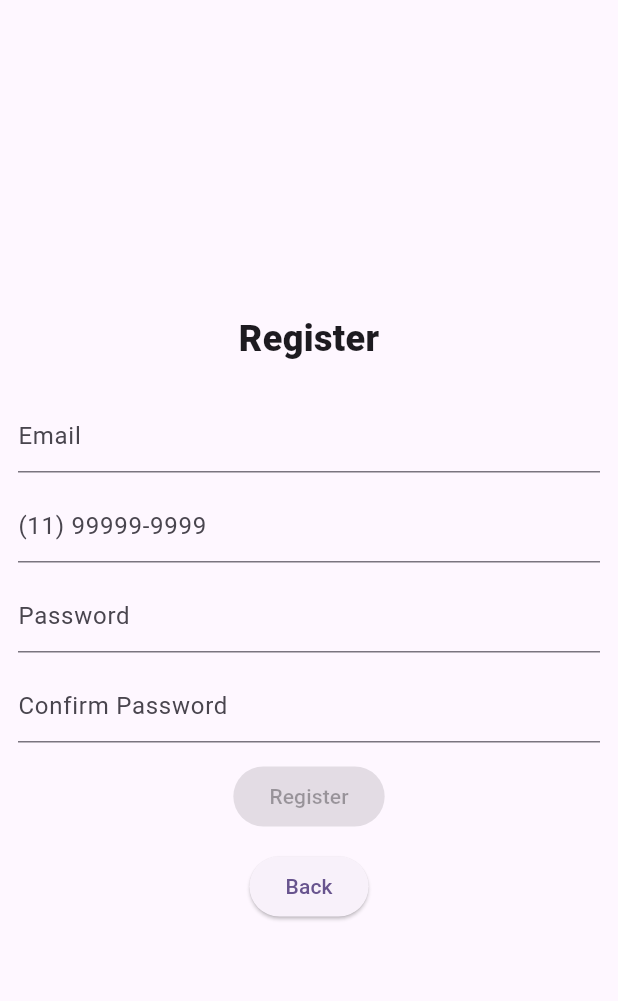
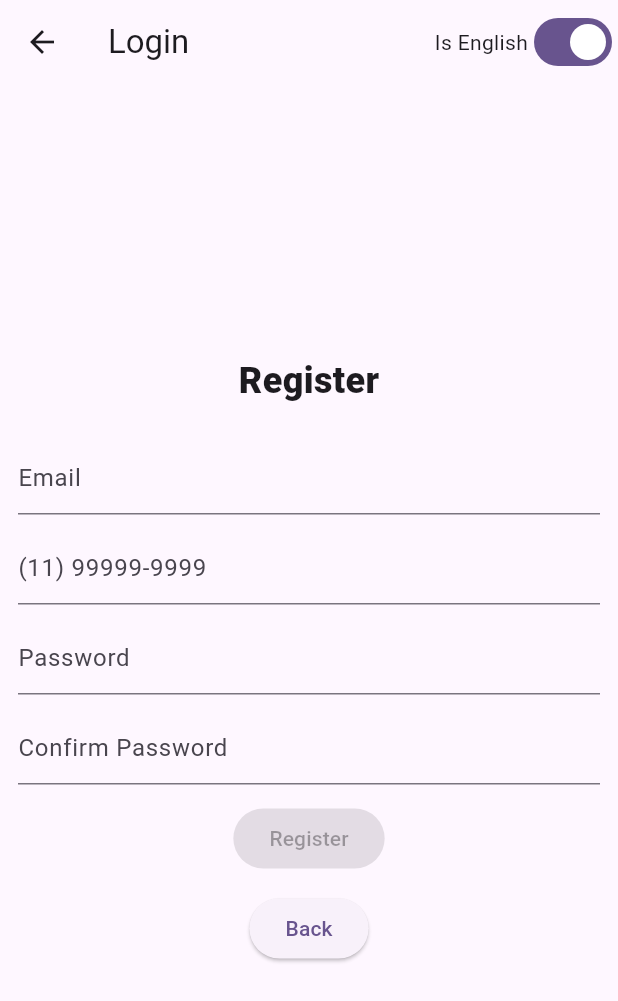
Before and after one commit to Flutterando/lucid_validation, a Flutter app: the screen it shows after launch, after a tap on "Sign up", on a phone screen of 412 x 824 dp. Shown: the top 1001 px of the screen. Run offline on Flutter 3.47's test engine with Material 3 defaults, Android fonts, the phone set to English and light mode, and no system bars.

Commit message:
Update doc

```diff
--- /dev/null
+++ b/example/lib/domain/validations/language_manager.dart
@@ -0,0 +1,10 @@
+import 'package:lucid_validation/lucid_validation.dart';
+
+class CustomLanguageManager extends LanguageManager {
+  CustomLanguageManager() {
+    addTranslation(Culture('pt', 'BR'), 'passwordEqualTo', "'{PropertyName}' deve ser igual.");
+    addTranslation(Culture('pt'), 'passwordEqualTo', "'{PropertyName}' deve ser igual.");
+    addTranslation(Culture('en', 'US'), 'passwordEqualTo', "'{PropertyName}' must be equal.");
+    addTranslation(Culture('en'), 'passwordEqualTo', "'{PropertyName}' must be equal.");
+  }
+}
--- a/example/lib/domain/validations/register_param_validation.dart
+++ b/example/lib/domain/validations/register_param_validation.dart
@@ -13,7 +13,7 @@ class RegisterParamValidation extends LucidValidator<RegisterParamDto> {
 
     ruleFor((registerParamDto) => registerParamDto.confirmPassword, key: 'confirmPassword') //
         .customValidPassword()
-        .equalTo((registerParamDto) => registerParamDto.password);
+        .equalTo((registerParamDto) => registerParamDto.password, code: 'passwordEqualTo');
 
     ruleFor((registerParamDto) => registerParamDto.phone, key: 'phone') //
         .customValidPhone();
--- a/example/lib/main.dart
+++ b/example/lib/main.dart
@@ -3,7 +3,11 @@ import 'package:flutter/material.dart';
 import 'package:flutter_localizations/flutter_localizations.dart';
 import 'package:lucid_validation/lucid_validation.dart';
 
+import 'domain/validations/language_manager.dart';
+
 void main() {
+  LucidValidation.global.languageManager = CustomLanguageManager();
+
   runApp(const MyApp());
 }
 
--- a/example/lib/presentation/register_page/register_page.dart
+++ b/example/lib/presentation/register_page/register_page.dart
@@ -1,5 +1,6 @@
 import 'package:example/domain/dtos/register_param_dto.dart';
 import 'package:example/domain/validations/register_param_validation.dart';
+import 'package:example/main.dart';
 import 'package:flutter/material.dart';
 
 class RegisterPage extends StatefulWidget {
@@ -53,6 +54,27 @@ class _RegisterPageState extends State<RegisterPage> {
   @override
   Widget build(BuildContext context) {
     return Scaffold(
+      appBar: AppBar(
+        title: const Text('Login'),
+        actions: [
+          Row(
+            mainAxisSize: MainAxisSize.min,
+            children: [
+              Text('Is English'),
+              ValueListenableBuilder<Locale>(
+                  valueListenable: globalLocale,
+                  builder: (context, _, __) {
+                    return Switch(
+                      value: globalLocale.value.languageCode == 'en',
+                      onChanged: (value) {
+                        globalLocale.value = value ? Locale('en', 'US') : Locale('pt', 'BR');
+                      },
+                    );
+                  }),
+            ],
+          )
+        ],
+      ),
       body: Padding(
         padding: const EdgeInsets.all(12.0),
         child: Column(
--- a/pubspec.yaml
+++ b/pubspec.yaml
@@ -3,7 +3,7 @@ description: "A Dart/Flutter package for building strongly typed validation rule
 repository: https://github.com/Flutterando/lucid_validation
 homepage: https://pub.dev/documentation/lucid_validation/latest/
 
-version: 0.0.7
+version: 1.0.0
 
 environment:
   sdk: ">=3.0.0 <4.0.0"
@@ -12,5 +12,5 @@ environment:
 
 
 dev_dependencies:
-  lints: ^3.0.0
-  test: ^1.25.8
+  lints: ">=3.0.0 <4.0.0"
+  test: ">=1.20.0 <2.0.0"
```
Also changed, not shown: lib/src/localization/language_manager.dart (+39 -1 lines), lib/src/localization/languages/spanish_language.dart (added, +30 -0 lines), 2 other files.
